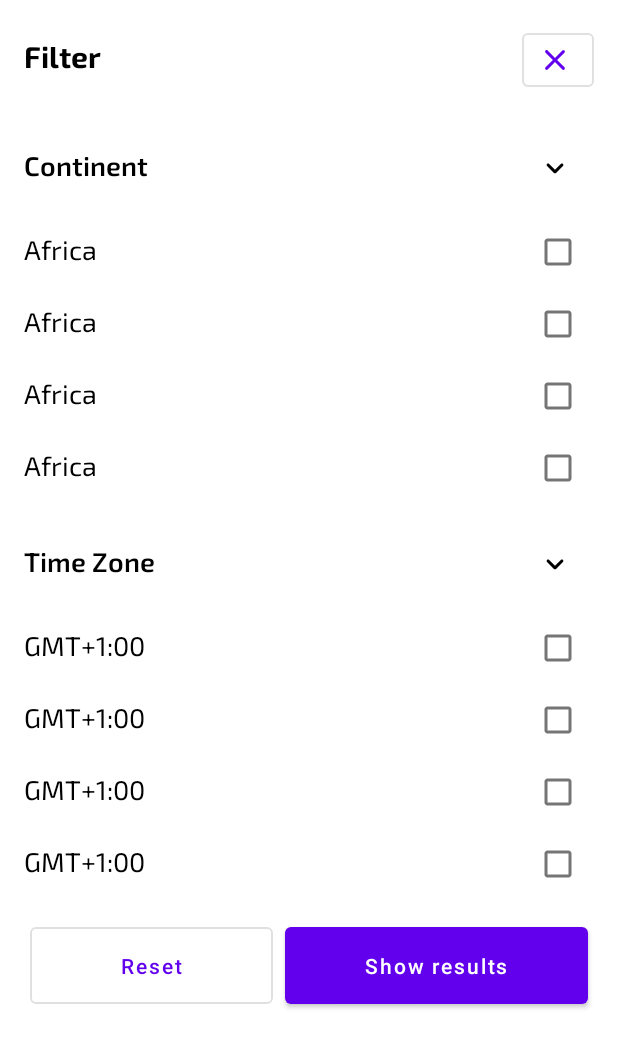
After one commit to LeMonaStudio/GlobeSurfer, an Android app: the layout fragment_dialog_filter.xml on its own in the app's theme, with its tools: preview values and no code run, on a phone screen of 412 x 824 dp. The commit adds this screen. Shown: the top 1048 px of the screen. Run offline under Robolectric (Android 15) with nearby library versions, the phone set to English and light mode, and no system bars.

Commit message:
Country filter by continent and time zone full implemented. Feature is tested against language change to return translated filtered country list.

```diff
--- a/app/src/main/java/com/nativecitizens/globesurfer/MainActivity.kt
+++ b/app/src/main/java/com/nativecitizens/globesurfer/MainActivity.kt
@@ -13,10 +13,14 @@ import javax.inject.Inject
 class MainActivity @Inject constructor(): AppCompatActivity() {
 
     private lateinit var binding: ActivityMainBinding
+    private var isDarkMode = false
 
     override fun onCreate(savedInstanceState: Bundle?) {
         super.onCreate(savedInstanceState)
 
+
+        setTheme(R.style.Theme_GlobeSurfer)
+
         binding = DataBindingUtil.setContentView(this, R.layout.activity_main)
     }
 }
--- /dev/null
+++ b/app/src/main/res/drawable/ic_arrow_down.xml
@@ -0,0 +1,5 @@
+<vector android:height="24dp" android:tint="#000000"
+    android:viewportHeight="24" android:viewportWidth="24"
+    android:width="24dp" xmlns:android="http://schemas.android.com/apk/res/android">
+    <path android:fillColor="@android:color/white" android:pathData="M8.12,9.29L12,13.17l3.88,-3.88c0.39,-0.39 1.02,-0.39 1.41,0 0.39,0.39 0.39,1.02 0,1.41l-4.59,4.59c-0.39,0.39 -1.02,0.39 -1.41,0L6.7,10.7c-0.39,-0.39 -0.39,-1.02 0,-1.41 0.39,-0.38 1.03,-0.39 1.42,0z"/>
+</vector>
--- /dev/null
+++ b/app/src/main/res/drawable/ic_arrow_up.xml
@@ -0,0 +1,5 @@
+<vector android:height="24dp" android:tint="#000000"
+    android:viewportHeight="24" android:viewportWidth="24"
+    android:width="24dp" xmlns:android="http://schemas.android.com/apk/res/android">
+    <path android:fillColor="@android:color/white" android:pathData="M8.12,14.71L12,10.83l3.88,3.88c0.39,0.39 1.02,0.39 1.41,0 0.39,-0.39 0.39,-1.02 0,-1.41L12.7,8.71c-0.39,-0.39 -1.02,-0.39 -1.41,0L6.7,13.3c-0.39,0.39 -0.39,1.02 0,1.41 0.39,0.38 1.03,0.39 1.42,0z"/>
+</vector>
--- /dev/null
+++ b/app/src/main/res/layout/display_continent_list.xml
@@ -0,0 +1,27 @@
+<?xml version="1.0" encoding="utf-8"?>
+<layout xmlns:android="http://schemas.android.com/apk/res/android"
+    xmlns:tools="http://schemas.android.com/tools">
+
+    <androidx.appcompat.widget.LinearLayoutCompat
+        android:orientation="horizontal"
+        android:layout_width="match_parent"
+        android:id="@+id/continent_container"
+        android:layout_height="wrap_content">
+
+        <com.google.android.material.textview.MaterialTextView
+            android:layout_width="wrap_content"
+            android:layout_height="wrap_content"
+            android:textSize="18sp"
+            android:id="@+id/continent"
+            android:layout_weight="1"
+            android:fontFamily="@font/exo_2"
+            android:textColor="?attr/colorOnBackground"
+            tools:text="Africa"/>
+
+        <com.google.android.material.checkbox.MaterialCheckBox
+            android:layout_width="wrap_content"
+            android:layout_height="wrap_content"
+            android:id="@+id/continent_check_box"/>
+
+    </androidx.appcompat.widget.LinearLayoutCompat>
+</layout>
--- /dev/null
+++ b/app/src/main/res/layout/display_time_zone_list.xml
@@ -0,0 +1,31 @@
+<?xml version="1.0" encoding="utf-8"?>
+<layout xmlns:android="http://schemas.android.com/apk/res/android"
+    xmlns:tools="http://schemas.android.com/tools">
+
+    <data>
+
+    </data>
+
+    <androidx.appcompat.widget.LinearLayoutCompat
+        android:orientation="horizontal"
+        android:layout_width="match_parent"
+        android:layout_height="wrap_content">
+
+        <com.google.android.material.textview.MaterialTextView
+            android:layout_width="wrap_content"
+            android:layout_height="wrap_content"
+            android:textSize="18sp"
+            android:layout_weight="1"
+            android:id="@+id/time_zone_label"
+            android:fontFamily="@font/exo_2"
+            android:textColor="?attr/colorOnBackground"
+            tools:text="GMT+1:00"/>
+
+        <com.google.android.material.checkbox.MaterialCheckBox
+            android:layout_width="wrap_content"
+            android:layout_height="wrap_content"
+            android:id="@+id/time_zone_check_box"/>
+
+    </androidx.appcompat.widget.LinearLayoutCompat>
+
+</layout>
--- /dev/null
+++ b/app/src/main/res/layout/fragment_dialog_filter.xml
@@ -0,0 +1,151 @@
+<?xml version="1.0" encoding="utf-8"?>
+<layout xmlns:android="http://schemas.android.com/apk/res/android"
+    xmlns:tools="http://schemas.android.com/tools"
+    xmlns:app="http://schemas.android.com/apk/res-auto">
+
+    <data>
+
+    </data>
+
+    <ScrollView
+        android:layout_width="match_parent"
+        android:layout_height="wrap_content">
+
+        <androidx.appcompat.widget.LinearLayoutCompat
+            android:layout_width="match_parent"
+            android:layout_height="wrap_content"
+            android:padding="16dp"
+            android:orientation="vertical"
+            tools:context=".ui.dialogs.DialogFilter">
+
+            <androidx.appcompat.widget.LinearLayoutCompat
+                android:layout_width="match_parent"
+                android:layout_height="wrap_content"
+                android:orientation="horizontal">
+                <com.google.android.material.textview.MaterialTextView
+                    android:layout_width="wrap_content"
+                    android:layout_height="wrap_content"
+                    android:textColor="?attr/colorOnBackground"
+                    android:textSize="20sp"
+                    android:layout_weight="1"
+                    android:fontFamily="@font/exo_2_bold"
+                    android:text="@string/filter_label"/>
+
+                <com.google.android.material.button.MaterialButton
+                    android:layout_width="48dp"
+                    android:layout_height="48dp"
+                    app:icon="@drawable/ic_close"
+                    app:iconGravity="textStart"
+                    style="@style/Widget.MaterialComponents.Button.OutlinedButton"
+                    android:id="@+id/close_btn"/>
+            </androidx.appcompat.widget.LinearLayoutCompat>
+
+            <androidx.appcompat.widget.LinearLayoutCompat
+                android:layout_width="match_parent"
+                android:layout_height="wrap_content"
+                android:layout_marginTop="24dp"
+                android:orientation="vertical">
+
+                <androidx.appcompat.widget.LinearLayoutCompat
+                    android:layout_width="match_parent"
+                    android:layout_height="wrap_content"
+                    android:orientation="horizontal">
+                    <com.google.android.material.textview.MaterialTextView
+                        android:layout_width="wrap_content"
+                        android:layout_height="wrap_content"
+                        android:textSize="18sp"
+                        android:layout_weight="1"
+                        android:fontFamily="@font/exo_2_semibold"
+                        android:textColor="?attr/colorOnBackground"
+                        android:text="@string/continent_label"/>
+                    <com.google.android.material.button.MaterialButton
+                        android:layout_width="48dp"
+                        android:layout_height="48dp"
+                        app:icon="@drawable/ic_arrow_down"
+                        style="@style/Widget.MaterialComponents.Button.TextButton"
+                        app:iconGravity="textStart"
+                        app:iconTint="?attr/colorOnBackground"
+                        android:id="@+id/continent_drop_down_btn"/>
+                </androidx.appcompat.widget.LinearLayoutCompat>
+
+                <androidx.recyclerview.widget.RecyclerView
+                    android:id="@+id/continent_list"
+                    android:layout_width="match_parent"
+                    android:layout_height="wrap_content"
+                    android:layout_marginTop="8dp"
+                    android:orientation="vertical"
+                    android:clipToPadding="false"
+                    android:visibility="gone"
+                    tools:visibility="visible"
+                    tools:listitem="@layout/display_continent_list"
+                    app:layoutManager="androidx.recyclerview.widget.LinearLayoutManager"
+                    tools:itemCount="4" />
+
+            </androidx.appcompat.widget.LinearLayoutCompat>
+
+            <androidx.appcompat.widget.LinearLayoutCompat
+                android:layout_width="match_parent"
+                android:layout_height="wrap_content"
+                android:layout_marginTop="16dp"
+                android:orientation="horizontal">
+                <com.google.android.material.textview.MaterialTextView
+                    android:layout_width="wrap_content"
+                    android:layout_height="wrap_content"
+                    android:textSize="18sp"
+                    android:layout_weight="1"
+                    android:fontFamily="@font/exo_2_semibold"
+                    android:textColor="?attr/colorOnBackground"
+                    android:text="@string/time_zone_label"/>
+                <com.google.android.material.button.MaterialButton
+                    android:layout_width="48dp"
+                    android:layout_height="48dp"
+                    app:icon="@drawable/ic_arrow_down"
+                    style="@style/Widget.MaterialComponents.Button.TextButton"
+                    app:iconGravity="textStart"
+                    app:iconTint="?attr/colorOnBackground"
+                    app:srcCompat="@drawable/ic_arrow_down"
+                    android:id="@+id/time_zone_drop_down_btn"/>
+            </androidx.appcompat.widget.LinearLayoutCompat>
+
+            <androidx.recyclerview.widget.RecyclerView
+                android:id="@+id/time_zone_list"
+                android:layout_width="match_parent"
+                android:layout_height="wrap_content"
+                android:layout_marginTop="8dp"
+                android:orientation="vertical"
+                android:visibility="gone"
+                tools:visibility="visible"
+                android:clipToPadding="false"
+                tools:listitem="@layout/display_time_zone_list"
+                app:layoutManager="androidx.recyclerview.widget.LinearLayoutManager"
+                tools:itemCount="4" />
+
+            <androidx.appcompat.widget.LinearLayoutCompat
+                android:layout_marginTop="8dp"
+                android:layout_width="match_parent"
+                android:layout_height="wrap_content">
+                <com.google.android.material.button.MaterialButton
+                    android:layout_width="wrap_content"
+                    android:layout_height="wrap_content"
+                    android:id="@+id/reset_btn"
+                    android:layout_weight="1"
+                    android:layout_margin="4dp"
+                    android:padding="16dp"
+                    android:text="@string/reset_btn_text"
+                    style="@style/Widget.MaterialComponents.Button.OutlinedButton"
+                    android:textAllCaps="false"/>
+                <com.google.android.material.button.MaterialButton
+                    android:layout_width="wrap_content"
+                    android:layout_height="wrap_content"
+                    android:id="@+id/show_result_btn"
+                    android:layout_weight="1"
+                    style="@style/Widget.MaterialComponents.Button"
+                    android:padding="16dp"
+                    android:layout_margin="4dp"
+                    android:text="@string/show_results_btn_text"
+                    android:textAllCaps="false"/>
+            </androidx.appcompat.widget.LinearLayoutCompat>
+
+        </androidx.appcompat.widget.LinearLayoutCompat>
+    </ScrollView>
+</layout>
--- a/app/src/main/res/layout/fragment_search.xml
+++ b/app/src/main/res/layout/fragment_search.xml
@@ -45,6 +45,7 @@
                         android:layout_width="wrap_content"
                         android:layout_height="wrap_content"
                         android:padding="4dp"
+                        android:id="@+id/dark_light_mode_selector"
                         android:tint="?attr/colorOnBackground"
                         app:icon="@drawable/ic_dark_mode"
                         app:srcCompat="@drawable/ic_dark_mode" />
@@ -88,6 +89,7 @@
                     app:layout_constraintTop_toTopOf="parent"
                     app:layout_constraintBottom_toBottomOf="parent"
                     android:text="@string/english_launguage_code"
+                    android:enabled="false"
                     app:icon="@drawable/ic_language"
                     android:layout_gravity="start"
                     android:textAllCaps="true"
@@ -103,6 +105,7 @@
                     app:layout_constraintEnd_toEndOf="parent"
                     app:layout_constraintBottom_toBottomOf="parent"
                     app:icon="@drawable/ic_filter"
+                    android:enabled="false"
                     app:cornerRadius="4dp"
                     app:iconTint="?attr/colorOnBackground"
                     android:text="@string/filter_btn_text"
--- a/app/src/main/res/values/strings.xml
+++ b/app/src/main/res/values/strings.xml
@@ -10,11 +10,14 @@
     <string name="language_label">Language</string>
     <string name="area_label">Area</string>
     <string name="currency_label">Currency</string>
-    <string name="time_zone_label">Time zone</string>
+    <string name="time_zone_label">Time Zone</string>
     <string name="driving_side_label">Driving side</string>
     <string name="languages_label">Languages</string>
     <string name="english_launguage_code">EN</string>
-
+    <string name="continent_label">Continent</string>
+    <string name="filter_label">Filter</string>
+    <string name="reset_btn_text">Reset</string>
+    <string name="show_results_btn_text">Show results</string>
 
     <string-array name="language_list">
         <item>English:en</item>
@@ -27,4 +30,14 @@
         <item>Japan:jpn</item>
         <item>Arabic:ara</item>
     </string-array>
+
+    <string-array name="continent_list">
+        <item>Africa</item>
+        <item>Antarctica</item>
+        <item>Asia</item>
+        <item>Australia</item>
+        <item>Europe</item>
+        <item>North America</item>
+        <item>South America</item>
+    </string-array>
 </resources>
```
Also changed, not shown: app/src/main/java/com/nativecitizens/globesurfer/adapters/ContinentListAdapter.kt (added, +62 -0 lines), app/src/main/java/com/nativecitizens/globesurfer/adapters/TimeZoneListAdapter.kt (added, +61 -0 lines), app/src/main/java/com/nativecitizens/globesurfer/model/SearchViewModel.kt (+70 -10 lines), app/src/main/java/com/nativecitizens/globesurfer/ui/SearchFragment.kt (+30 -0 lines), app/src/main/java/com/nativecitizens/globesurfer/ui/dialogs/DialogFilter.kt (added, +147 -0 lines), app/src/main/res/navigation/nav_graph.xml (+12 -0 lines), app/src/main/res/values-night/themes.xml (+15 -0 lines), app/src/main/res/values/themes.xml (+15 -0 lines).
